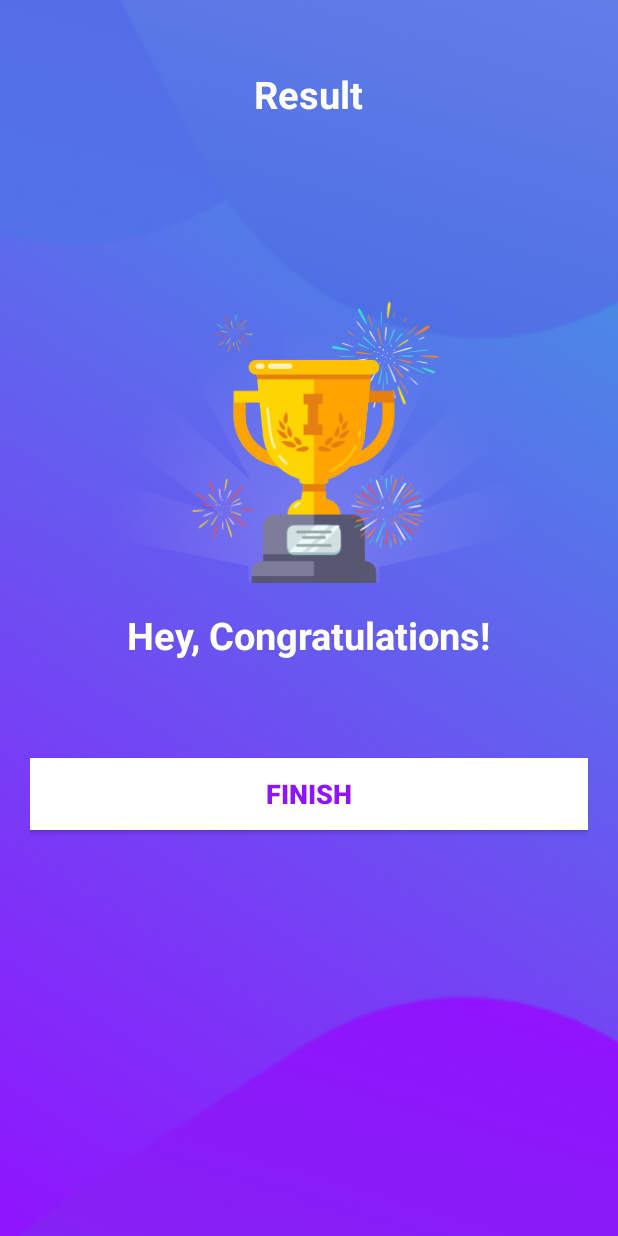
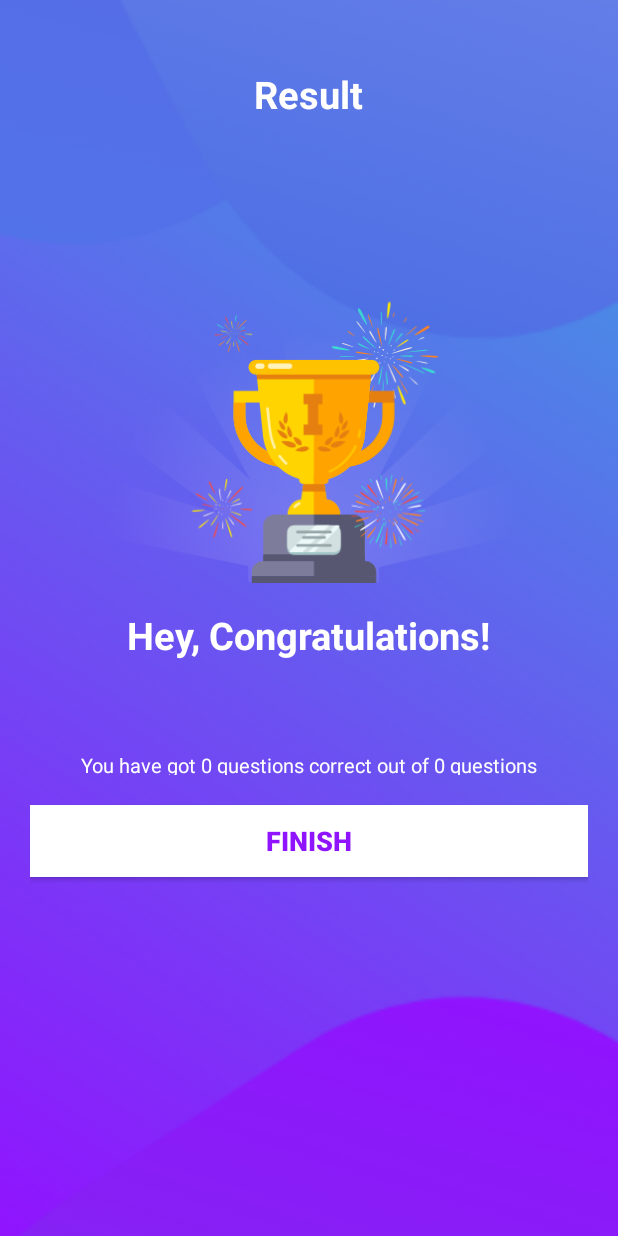
Before and after one commit to Samarth-Natrajan/QuizApp_country-flags, an Android app: the ResultActivity screen opened directly, with no data from a screen before it, on a phone screen of 412 x 824 dp. Run offline under Robolectric (Android 15) with nearby library versions, the phone set to English and light mode, and no system bars.

Commit message:
last changes

```diff
--- a/app/src/main/AndroidManifest.xml
+++ b/app/src/main/AndroidManifest.xml
@@ -4,9 +4,9 @@
 
     <application
         android:allowBackup="true"
-        android:icon="@mipmap/ic_launcher"
+        android:icon="@drawable/img"
         android:label="@string/app_name"
-        android:roundIcon="@mipmap/ic_launcher_round"
+        android:roundIcon="@drawable/img"
         android:supportsRtl="true"
         android:theme="@style/Theme.QuizApp">
         <!--TODO (STEP 4: Modify the activity as per requirement.) -->
--- a/app/src/main/java/eu/tutorials/quizapp/Constants.kt
+++ b/app/src/main/java/eu/tutorials/quizapp/Constants.kt
@@ -1,9 +1,9 @@
 package eu.tutorials.quizapp
 
 object Constants {
-    const val User_NAME :String = "name"
-    const val correct :String = "name"
-    const val total :String = "name"
+    const val User_NAME :String = "user_name"
+    const val CORRECT :String = "correct_answers"
+    const val TOTAL :String = "total_questions"
     fun getQuestions(): ArrayList<Question> {
         val questionsList = ArrayList<Question>()
 
--- a/app/src/main/java/eu/tutorials/quizapp/ResultActivity.kt
+++ b/app/src/main/java/eu/tutorials/quizapp/ResultActivity.kt
@@ -7,19 +7,19 @@ import android.widget.Button
 import android.widget.TextClock
 import android.widget.TextView
 
-// TODO (STEP 3: Create a result activity for showing the score.)
-// START
+
 class ResultActivity : AppCompatActivity() {
     override fun onCreate(savedInstanceState: Bundle?) {
         super.onCreate(savedInstanceState)
         setContentView(R.layout.activity_result)
         val name = intent.getStringExtra(Constants.User_NAME)
+        val scoretxt = findViewById<TextView>(R.id.tv_score)
         val nametext = findViewById<TextView>(R.id.tv_name)
         nametext.text = name
 
-        val c = intent.getStringExtra(Constants.correct)
-        val t = intent.getIntExtra(Constants.total,0)
-
+        val c = intent.getIntExtra(Constants.CORRECT,0)
+        val t = intent.getIntExtra(Constants.TOTAL,0)
+        scoretxt.text = "You have got ${c} questions correct out of ${t} questions"
         val button = findViewById<Button>(R.id.btn_finish)
         button.setOnClickListener {
             startActivity(Intent(this,MainActivity::class.java))
--- a/app/src/main/res/layout/activity_result.xml
+++ b/app/src/main/res/layout/activity_result.xml
@@ -51,11 +51,20 @@
         android:textStyle="bold"
         tools:text="Username" />
 
+    <TextView
+        android:id="@+id/tv_score"
+        android:layout_width="wrap_content"
+        android:layout_height="16dp"
+        android:layout_marginTop="5dp"
+        android:textColor="@android:color/white"
+        android:textSize="13sp"
+        tools:text="score" />
+
     <androidx.appcompat.widget.AppCompatButton
         android:id="@+id/btn_finish"
         android:layout_width="match_parent"
         android:layout_height="wrap_content"
-        android:layout_marginTop="10dp"
+        android:layout_marginTop="20dp"
         android:background="@android:color/white"
         android:text="FINISH"
         android:textColor="@color/colorPrimary"
```
Also changed, not shown: app/src/main/java/eu/tutorials/quizapp/QuizQuestionsActivity.kt (+4 -3 lines), app/src/main/res/drawable/img.png (added).
